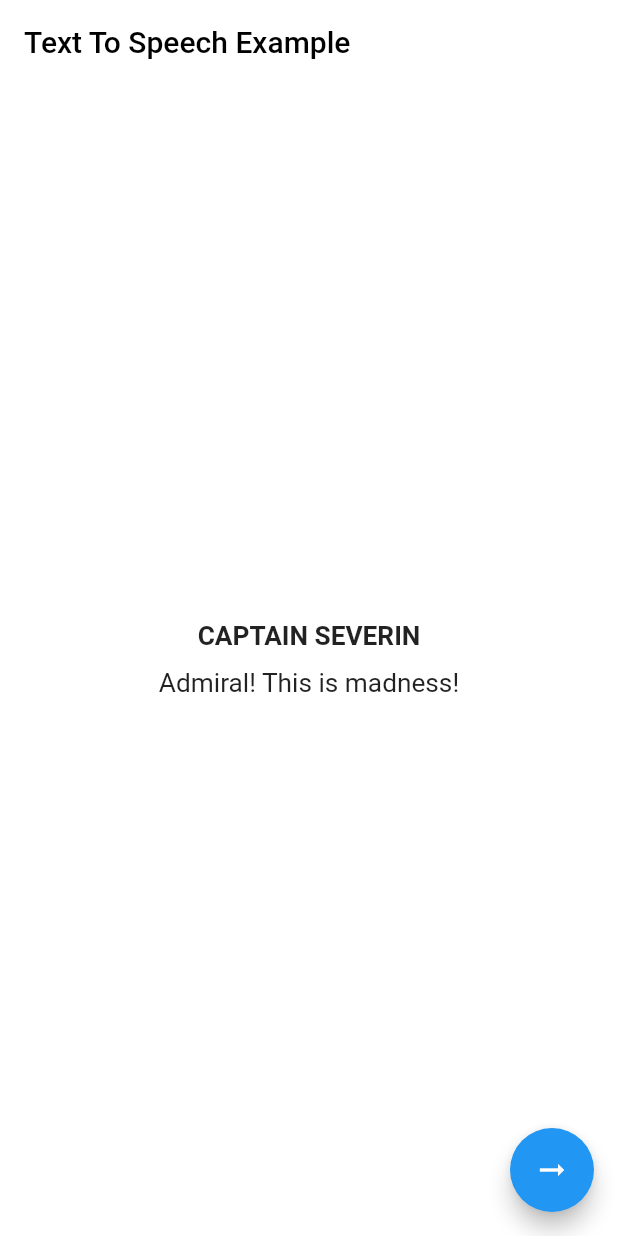
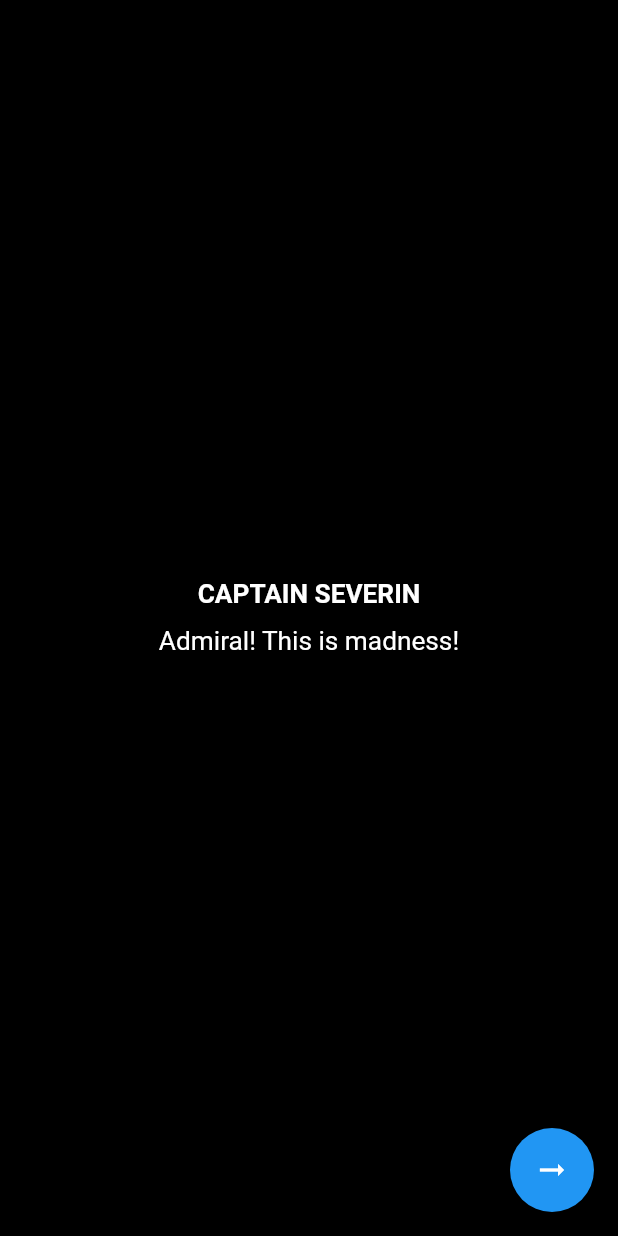
Before and after one commit to doppeltilde/Flutter-GoogleCloudTTS, a Flutter app: the screen it shows after launch, after a tap on the "arrow right alt" icon, on a phone screen of 412 x 824 dp. Run offline on Flutter 3.47's test engine with Material 2 defaults, Android fonts, the phone set to English and light mode, and no system bars; our stand-ins replace audioplayers; network calls fail.

Commit message:
publish package

```diff
--- a/example/lib/main.dart
+++ b/example/lib/main.dart
@@ -1,7 +1,6 @@
 import 'dart:io';
 
 import 'package:audioplayers/audioplayers.dart';
-import 'package:example/key.dart';
 import 'package:example/speech/speech_text.dart';
 import 'package:flutter/foundation.dart';
 import 'package:flutter/material.dart';
@@ -36,7 +35,8 @@ class MyHomePage extends StatefulWidget {
 
 class _MyHomePageState extends State<MyHomePage> {
   final textConstructor = TextConstructor1();
-  final TextToSpeechService _service = TextToSpeechService(apiKey);
+  final TextToSpeechService _service =
+      TextToSpeechService("AIzaSyA1h7D3WEoCiAnqrN0BWX2mkyFcC1rO3tM");
   final audioPlayer = AudioPlayer();
 
   /// https://cloud.google.com/text-to-speech/docs/voices
@@ -62,6 +62,9 @@ class _MyHomePageState extends State<MyHomePage> {
           text: textConstructor.getCharacterText().toString(),
           voiceName: "en-US-Wavenet-C",
           languageCode: "en-EN",
+          pitch: -2,
+          speakingRate: 1.25,
+          audioEncoding: "LINEAR16",
         );
 
         getAudioPlayer(file.path);
@@ -71,6 +74,7 @@ class _MyHomePageState extends State<MyHomePage> {
           text: textConstructor.getCharacterText().toString(),
           voiceName: "en-AU-Wavenet-D",
           languageCode: "en-AU",
+          audioEncoding: "LINEAR16",
         );
         getAudioPlayer(file.path);
         break;
@@ -79,6 +83,9 @@ class _MyHomePageState extends State<MyHomePage> {
           text: textConstructor.getCharacterText().toString(),
           voiceName: "en-US-Wavenet-J",
           languageCode: "en-EN",
+          pitch: 10,
+          speakingRate: 1.4,
+          audioEncoding: "ALAW",
         );
 
         getAudioPlayer(file.path);
@@ -88,6 +95,9 @@ class _MyHomePageState extends State<MyHomePage> {
           text: textConstructor.getCharacterText().toString(),
           voiceName: "en-GB-Wavenet-D",
           languageCode: "en-GB",
+          audioEncoding: "LINEAR16",
+          pitch: -7,
+          speakingRate: 1.2,
         );
 
         getAudioPlayer(file.path);
@@ -97,6 +107,8 @@ class _MyHomePageState extends State<MyHomePage> {
           text: textConstructor.getCharacterText().toString(),
           voiceName: "en-AU-Wavenet-D",
           languageCode: "en-AU",
+          audioEncoding: "MP3",
+          pitch: -7,
         );
 
         getAudioPlayer(file.path);
@@ -106,12 +118,7 @@ class _MyHomePageState extends State<MyHomePage> {
   @override
   Widget build(BuildContext context) {
     return Scaffold(
-      backgroundColor: Colors.white,
-      appBar: AppBar(
-        backgroundColor: Colors.white,
-        elevation: 0,
-        title: Text(widget.title!, style: const TextStyle(color: Colors.black)),
-      ),
+      backgroundColor: Colors.black,
       body: Center(
         child: Column(
           mainAxisAlignment: MainAxisAlignment.center,
@@ -119,13 +126,18 @@ class _MyHomePageState extends State<MyHomePage> {
           children: <Widget>[
             Text(
               textConstructor.getCharacterName()!.toUpperCase(),
-              style:
-                  const TextStyle(fontSize: 17.5, fontWeight: FontWeight.bold),
+              style: const TextStyle(
+                  fontSize: 17.5,
+                  color: Colors.white,
+                  fontWeight: FontWeight.bold),
             ),
             const SizedBox(height: 10),
             Text(
               textConstructor.getCharacterText()!,
-              style: const TextStyle(fontSize: 17.5),
+              style: const TextStyle(
+                fontSize: 17.5,
+                color: Colors.white,
+              ),
             ),
           ],
         ),
--- a/example/lib/speech/speech_text.dart
+++ b/example/lib/speech/speech_text.dart
@@ -116,6 +116,11 @@ class TextConstructor1 {
     ),
     Speech(
       characterName: tre,
+      characterText:
+          "Tremble before the majesty of the Emperor! For we all walk in His immortal shadow!",
+    ),
+    Speech(
+      characterName: tre,
       characterText: "The Emperor Protects!",
     ),
     Speech(
@@ -124,7 +129,7 @@ class TextConstructor1 {
     ),
     Speech(
       characterName: catallia,
-      characterText: "Silver Dawn! This is the admiral. All ahead full!",
+      characterText: "Silver Dawn! This is the Admiral. All ahead full!",
     ),
   ];
 
```
Also changed, not shown: 4 other files.
